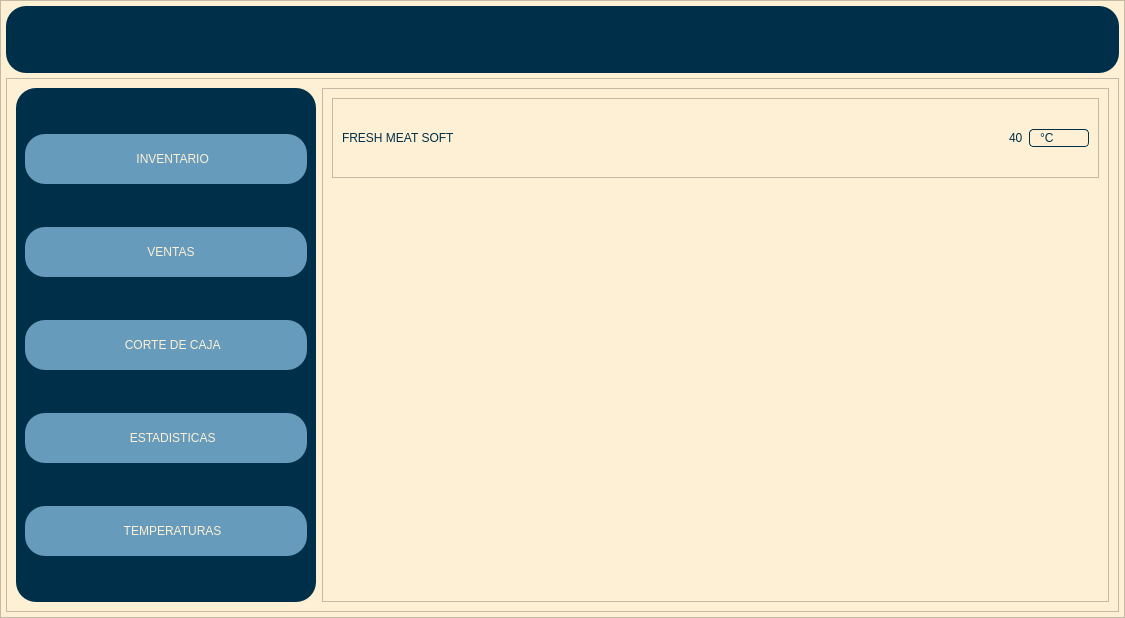
The window that carniceria.ui (CarlosEOrt/freshMeatSoft) describes before a commit, drawn with Qt 5.
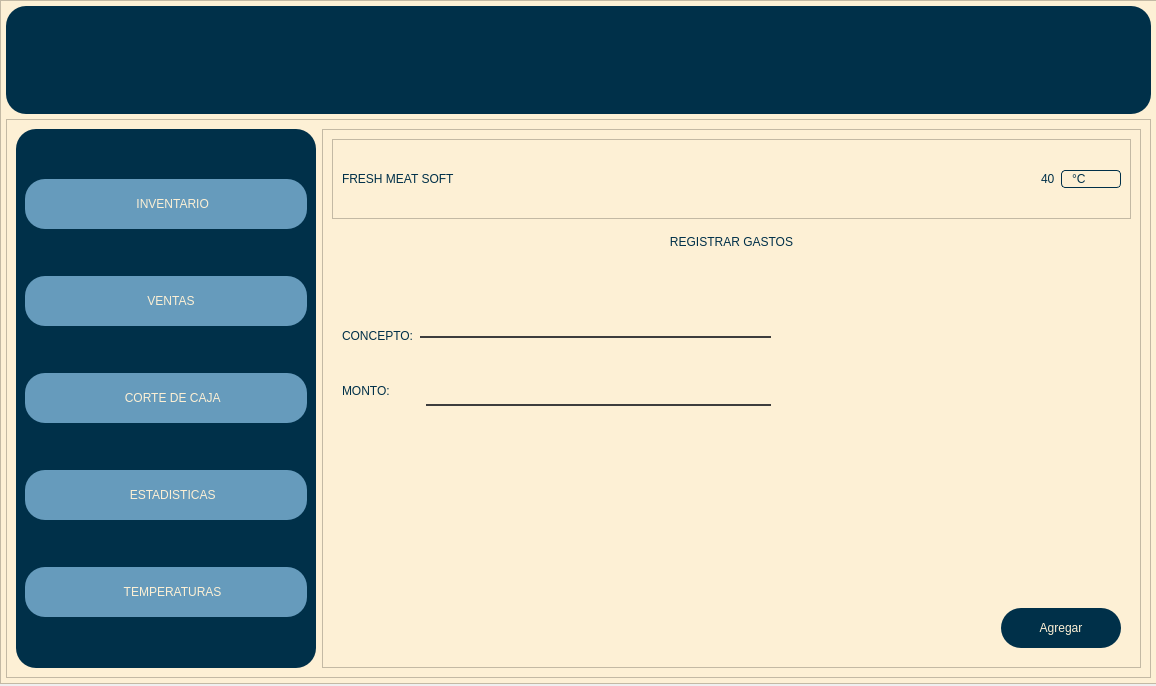
The same window after the commit. The open tabs and pages were chosen to show the change. Icons and pictures are not drawn.

Commit message: Registro Gastos y Tabla Busqueda Ventas

The edit to the form file:
```diff
--- a/carniceria.ui
+++ b/carniceria.ui
@@ -6,29 +6,23 @@
    <rect>
     <x>0</x>
     <y>0</y>
-    <width>1125</width>
-    <height>618</height>
+    <width>1156</width>
+    <height>686</height>
    </rect>
   </property>
   <property name="windowTitle">
    <string>MainWindow</string>
   </property>
   <widget class="QWidget" name="centralwidget">
-   <layout class="QGridLayout" name="gridLayout">
-    <property name="leftMargin">
-     <number>0</number>
-    </property>
-    <property name="topMargin">
-     <number>0</number>
-    </property>
-    <property name="rightMargin">
-     <number>0</number>
-    </property>
-    <property name="bottomMargin">
-     <number>0</number>
-    </property>
-    <item row="0" column="0">
      <widget class="QFrame" name="frame">
+    <property name="geometry">
+     <rect>
+      <x>0</x>
+      <y>0</y>
+      <width>1157</width>
+      <height>684</height>
+     </rect>
+    </property>
       <property name="styleSheet">
        <string notr="true">background-color: rgb(253, 240, 213);</string>
       </property>
@@ -38,7 +32,7 @@
       <property name="frameShadow">
        <enum>QFrame::Raised</enum>
       </property>
-      <layout class="QVBoxLayout" name="verticalLayout_2" stretch="1,8">
+    <layout class="QVBoxLayout" name="verticalLayout_2" stretch="1,0">
        <property name="spacing">
         <number>5</number>
        </property>
@@ -663,7 +657,7 @@
                <property name="frameShadow">
                 <enum>QFrame::Raised</enum>
                </property>
-               <layout class="QHBoxLayout" name="horizontalLayout_4">
+             <layout class="QVBoxLayout" name="verticalLayout_17">
                 <property name="spacing">
                  <number>0</number>
                 </property>
@@ -685,11 +679,63 @@
                    <bool>true</bool>
                   </property>
                   <property name="currentIndex">
-                   <number>7</number>
-                  </property>
-                  <widget class="QWidget" name="page_temperaturas"/>
-                  <widget class="QWidget" name="page_estadisticas"/>
-                  <widget class="QWidget" name="page_corte_de_caja"/>
+                 <number>10</number>
+                </property>
+                <widget class="QWidget" name="page_temperaturas">
+                 <layout class="QVBoxLayout" name="verticalLayout_13">
+                  <item>
+                   <widget class="QLabel" name="lbl_titulo_temperaturas">
+                    <property name="text">
+                     <string>TEMPERATURAS</string>
+                    </property>
+                    <property name="alignment">
+                     <set>Qt::AlignCenter</set>
+                    </property>
+                   </widget>
+                  </item>
+                 </layout>
+                </widget>
+                <widget class="QWidget" name="page_estadisticas">
+                 <layout class="QVBoxLayout" name="verticalLayout_14">
+                  <item>
+                   <widget class="QLabel" name="lbl_titulo_estadisticas">
+                    <property name="text">
+                     <string>ESTADISTICAS</string>
+                    </property>
+                    <property name="alignment">
+                     <set>Qt::AlignCenter</set>
+                    </property>
+                   </widget>
+                  </item>
+                 </layout>
+                </widget>
+                <widget class="QWidget" name="page_corte_de_caja">
+                 <layout class="QVBoxLayout" name="verticalLayout_15">
+                  <item>
+                   <widget class="QLabel" name="lbl_titulo_corte_de_caja">
+                    <property name="text">
+                     <string>CORTE DE CAJA</string>
+                    </property>
+                    <property name="alignment">
+                     <set>Qt::AlignCenter</set>
+                    </property>
+                   </widget>
+                  </item>
+                  <item>
+                   <widget class="QPushButton" name="btn_anadir_gasto">
+                    <property name="minimumSize">
+                     <size>
+                      <width>120</width>
+                      <height>40</height>
+                     </size>
+                    </property>
+                    <property name="text">
+                     <string>AÑADIR GASTO</string>
+                    </property>
+                   </widget>
+                  </item>
+                 </layout>
+                </widget>
                   <widget class="QWidget" name="page_agregar_inventario">
                    <layout class="QVBoxLayout" name="verticalLayout_11">
                     <item>
@@ -701,7 +747,7 @@
                           <family>Arial Black</family>
                           <pointsize>12</pointsize>
                           <italic>false</italic>
-                          <bold>false</bold>
+                        <fontweight></fontweight>
                          </font>
                         </property>
                         <property name="text">
@@ -947,7 +993,7 @@
                         <family>Arial Black</family>
                         <pointsize>12</pointsize>
                         <italic>false</italic>
-                        <bold>false</bold>
+                      <fontweight></fontweight>
                        </font>
                       </property>
                       <property name="text">
@@ -1207,6 +1253,159 @@
                     </item>
                    </layout>
                   </widget>
+                <widget class="QWidget" name="page_agregar_gasto">
+                 <layout class="QVBoxLayout" name="verticalLayout_18">
+                  <item>
+                   <widget class="QLabel" name="lbl_titulo_gastos">
+                    <property name="text">
+                     <string>REGISTRAR GASTOS</string>
+                    </property>
+                    <property name="alignment">
+                     <set>Qt::AlignCenter</set>
+                    </property>
+                   </widget>
+                  </item>
+                  <item>
+                   <spacer name="verticalSpacer_6">
+                    <property name="orientation">
+                     <enum>Qt::Vertical</enum>
+                    </property>
+                    <property name="sizeHint" stdset="0">
+                     <size>
+                      <width>20</width>
+                      <height>40</height>
+                     </size>
+                    </property>
+                   </spacer>
+                  </item>
+                  <item>
+                   <layout class="QHBoxLayout" name="horizontalLayout_4">
+                    <item>
+                     <layout class="QVBoxLayout" name="verticalLayout_16">
+                      <property name="spacing">
+                       <number>23</number>
+                      </property>
+                      <item>
+                       <widget class="QLabel" name="label_9">
+                        <property name="text">
+                         <string>CONCEPTO:</string>
+                        </property>
+                       </widget>
+                      </item>
+                      <item>
+                       <widget class="QLabel" name="label_10">
+                        <property name="text">
+                         <string>MONTO:</string>
+                        </property>
+                       </widget>
+                      </item>
+                     </layout>
+                    </item>
+                    <item>
+                     <layout class="QFormLayout" name="formLayout_2">
+                      <property name="verticalSpacing">
+                       <number>50</number>
+                      </property>
+                      <item row="1" column="0" colspan="2">
+                       <widget class="QLineEdit" name="lineEdit_concepto_gasto"/>
+                      </item>
+                      <item row="2" column="1">
+                       <widget class="QLineEdit" name="lineEdit_monto_gasto"/>
+                      </item>
+                     </layout>
+                    </item>
+                    <item>
+                     <spacer name="horizontalSpacer_16">
+                      <property name="orientation">
+                       <enum>Qt::Horizontal</enum>
+                      </property>
+                      <property name="sizeHint" stdset="0">
+                       <size>
+                        <width>40</width>
+                        <height>20</height>
+                       </size>
+                      </property>
+                     </spacer>
+                    </item>
+                   </layout>
+                  </item>
+                  <item>
+                   <spacer name="verticalSpacer_10">
+                    <property name="orientation">
+                     <enum>Qt::Vertical</enum>
+                    </property>
+                    <property name="sizeHint" stdset="0">
+                     <size>
+                      <width>20</width>
+                      <height>40</height>
+                     </size>
+                    </property>
+                   </spacer>
+                  </item>
+                  <item>
+                   <spacer name="verticalSpacer_8">
+                    <property name="orientation">
+                     <enum>Qt::Vertical</enum>
+                    </property>
+                    <property name="sizeHint" stdset="0">
+                     <size>
+                      <width>20</width>
+                      <height>40</height>
+                     </size>
+                    </property>
+                   </spacer>
+                  </item>
+                  <item>
+                   <spacer name="verticalSpacer_5">
+                    <property name="orientation">
+                     <enum>Qt::Vertical</enum>
+                    </property>
+                    <property name="sizeHint" stdset="0">
+                     <size>
+                      <width>20</width>
+                      <height>40</height>
+                     </size>
+                    </property>
+                   </spacer>
+                  </item>
+                  <item>
+                   <layout class="QHBoxLayout" name="horizontalLayout_13">
+                    <item>
+                     <spacer name="horizontalSpacer_17">
+                      <property name="orientation">
+                       <enum>Qt::Horizontal</enum>
+                      </property>
+                      <property name="sizeHint" stdset="0">
+                       <size>
+                        <width>40</width>
+                        <height>20</height>
+                       </size>
+                      </property>
+                     </spacer>
+                    </item>
+                    <item>
+                     <widget class="QPushButton" name="btn_agregar_gasto">
+                      <property name="minimumSize">
+                       <size>
+                        <width>120</width>
+                        <height>40</height>
+                       </size>
+                      </property>
+                      <property name="text">
+                       <string>Agregar</string>
+                      </property>
+                      <property name="iconSize">
+                       <size>
+                        <width>40</width>
+                        <height>40</height>
+                       </size>
+                      </property>
+                     </widget>
+                    </item>
+                   </layout>
+                  </item>
+                 </layout>
+                </widget>
                   <widget class="QWidget" name="page_credenciales_editar">
                    <layout class="QVBoxLayout" name="verticalLayout_9">
                     <item>
@@ -1619,7 +1818,7 @@
                          <enum>Qt::SolidLine</enum>
                         </property>
                         <property name="sortingEnabled">
-                         <bool>true</bool>
+                       <bool>false</bool>
                         </property>
                         <attribute name="horizontalHeaderVisible">
                          <bool>true</bool>
@@ -1892,11 +2091,61 @@
                     </item>
                    </layout>
                   </widget>
-                  <widget class="QWidget" name="page_ventas"/>
-                 </widget>
-                </item>
-               </layout>
-              </widget>
+                <widget class="QWidget" name="page_ventas">
+                 <layout class="QVBoxLayout" name="verticalLayout">
+                  <item>
+                   <widget class="QLabel" name="lbl_titulo_ventas">
+                    <property name="text">
+                     <string>VENTAS</string>
+                    </property>
+                    <property name="alignment">
+                     <set>Qt::AlignCenter</set>
+                    </property>
+                   </widget>
+                  </item>
+                  <item>
+                   <widget class="QLineEdit" name="lineEdit_busqueda_ventas">
+                    <property name="alignment">
+                     <set>Qt::AlignCenter</set>
+                    </property>
+                    <property name="placeholderText">
+                     <string>Ingrese el producto a buscar</string>
+                    </property>
+                   </widget>
+                  </item>
+                  <item>
+                   <widget class="QTableWidget" name="tabla_ventas">
+                    <property name="showDropIndicator" stdset="0">
+                     <bool>true</bool>
+                    </property>
+                    <attribute name="horizontalHeaderDefaultSectionSize">
+                     <number>195</number>
+                    </attribute>
+                    <column>
+                     <property name="text">
+                      <string>ID</string>
+                     </property>
+                    </column>
+                    <column>
+                     <property name="text">
+                      <string>Nombre</string>
+                     </property>
+                    </column>
+                    <column>
+                     <property name="text">
+                      <string>Precio</string>
+                     </property>
+                    </column>
+                    <column>
+                     <property name="text">
+                      <string>Cantidad</string>
+                     </property>
+                    </column>
+                   </widget>
+                  </item>
+                 </layout>
+                </widget>
+               </widget>
              </item>
             </layout>
            </widget>
@@ -1908,6 +2157,7 @@
      </widget>
     </item>
    </layout>
+   </widget>
   </widget>
  </widget>
  <resources>
```
Left out of the diff: 2 changed lines with no effect on the pictures. Lines whose indentation alone changed are shown as unchanged. The commit also changes 7 other files.
